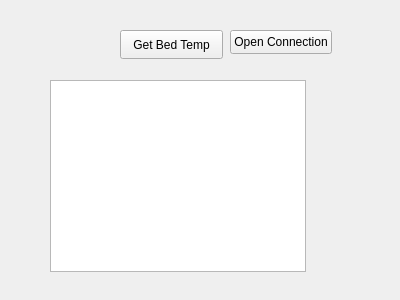
Old version of the form src/ui/heatlampwidget.ui in the repository BYUCreateResearchLab/CREATE_LAB_Binder_Jet_Printer.
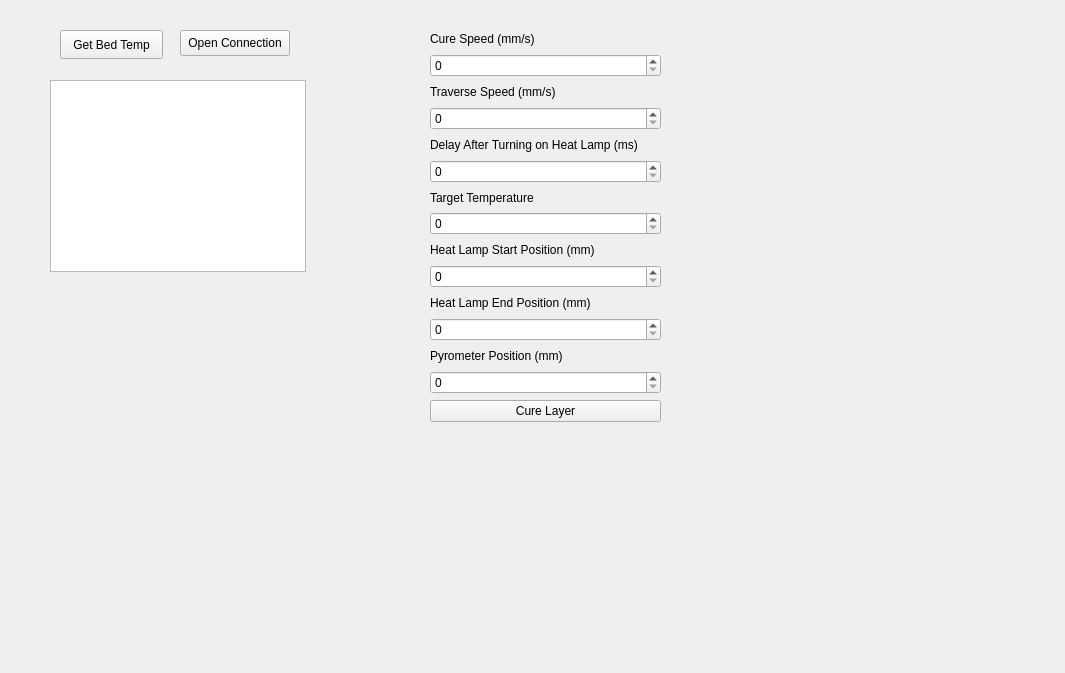
New version of the form.

Commit message: added spin boxes to heat lamp widget

The edit to the form file:
```diff
--- a/src/ui/heatlampwidget.ui
+++ b/src/ui/heatlampwidget.ui
@@ -6,8 +6,8 @@
    <rect>
     <x>0</x>
     <y>0</y>
-    <width>400</width>
-    <height>300</height>
+    <width>1065</width>
+    <height>673</height>
    </rect>
   </property>
   <property name="windowTitle">
@@ -16,7 +16,7 @@
   <widget class="QPushButton" name="getBedTempButton">
    <property name="geometry">
     <rect>
-     <x>120</x>
+     <x>60</x>
      <y>30</y>
      <width>103</width>
      <height>29</height>
@@ -39,16 +39,105 @@
   <widget class="QPushButton" name="openConnectionToControllerButton">
    <property name="geometry">
     <rect>
-     <x>230</x>
+     <x>180</x>
      <y>30</y>
-     <width>102</width>
-     <height>24</height>
+     <width>110</width>
+     <height>26</height>
     </rect>
    </property>
    <property name="text">
     <string>Open Connection</string>
    </property>
   </widget>
+  <widget class="QWidget" name="verticalLayoutWidget">
+   <property name="geometry">
+    <rect>
+     <x>430</x>
+     <y>30</y>
+     <width>231</width>
+     <height>392</height>
+    </rect>
+   </property>
+   <layout class="QVBoxLayout" name="verticalLayout">
+    <item>
+     <widget class="QLabel" name="label">
+      <property name="text">
+       <string>Cure Speed (mm/s)</string>
+      </property>
+     </widget>
+    </item>
+    <item>
+     <widget class="QSpinBox" name="cureSpeedInput"/>
+    </item>
+    <item>
+     <widget class="QLabel" name="label_2">
+      <property name="text">
+       <string>Traverse Speed (mm/s)</string>
+      </property>
+     </widget>
+    </item>
+    <item>
+     <widget class="QSpinBox" name="traverseSpeedInput"/>
+    </item>
+    <item>
+     <widget class="QLabel" name="label_3">
+      <property name="text">
+       <string>Delay After Turning on Heat Lamp (ms)</string>
+      </property>
+     </widget>
+    </item>
+    <item>
+     <widget class="QSpinBox" name="waitAfterHeatLampInput"/>
+    </item>
+    <item>
+     <widget class="QLabel" name="label_4">
+      <property name="text">
+       <string>Target Temperature</string>
+      </property>
+     </widget>
+    </item>
+    <item>
+     <widget class="QSpinBox" name="targetTempInput"/>
+    </item>
+    <item>
+     <widget class="QLabel" name="label_5">
+      <property name="text">
+       <string>Heat Lamp Start Position (mm)</string>
+      </property>
+     </widget>
+    </item>
+    <item>
+     <widget class="QSpinBox" name="heatLampStartInput"/>
+    </item>
+    <item>
+     <widget class="QLabel" name="label_6">
+      <property name="text">
+       <string>Heat Lamp End Position (mm)</string>
+      </property>
+     </widget>
+    </item>
+    <item>
+     <widget class="QSpinBox" name="heatLampEndInput"/>
+    </item>
+    <item>
+     <widget class="QLabel" name="label_7">
+      <property name="text">
+       <string>Pyrometer Position (mm)</string>
+      </property>
+     </widget>
+    </item>
+    <item>
+     <widget class="QSpinBox" name="pyrometerPositionInput"/>
+    </item>
+    <item>
+     <widget class="QPushButton" name="cureLayerButton">
+      <property name="text">
+       <string>Cure Layer</string>
+      </property>
+     </widget>
+    </item>
+   </layout>
+  </widget>
  </widget>
  <resources/>
  <connections/>
```
The commit also changes 1 other file.
